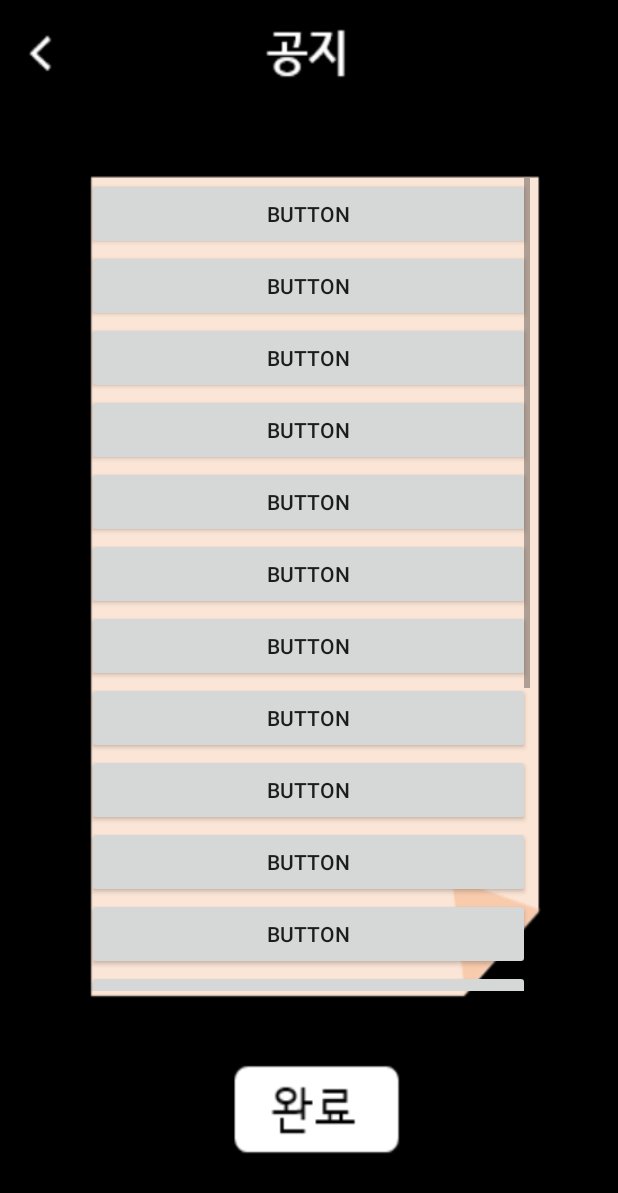
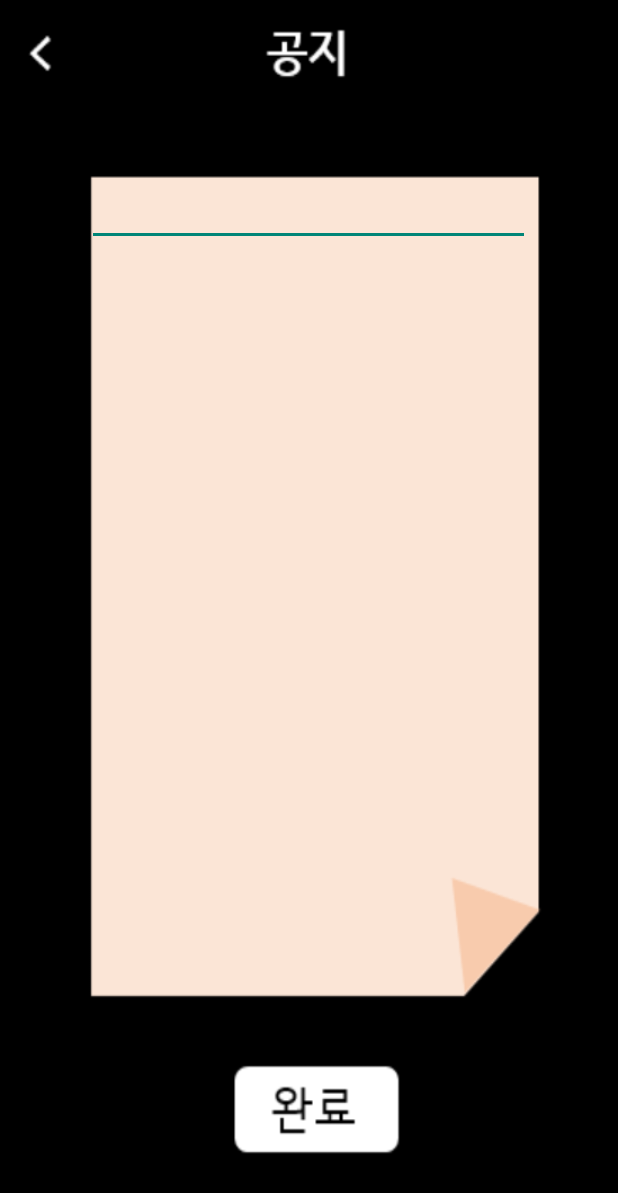
Before and after one commit to FireProject/Kotlin, an Android app: the layout activity_notice.xml on its own in the app's theme, with its tools: preview values and no code run, on a phone screen of 412 x 824 dp. Shown: the top 1193 px of the screen. Run offline under Robolectric (Android 15) with nearby library versions, the phone set to English and light mode, and no system bars.

Commit message:
03/22 : PPT11(공지) 완성
- 공지 완성
- 굳이 뒤로가기 버튼이 있어야하는지 의문입니다.

```diff
--- a/app/src/main/AndroidManifest.xml
+++ b/app/src/main/AndroidManifest.xml
@@ -26,7 +26,8 @@
         <activity android:name=".RegisterActivity" />
         <activity android:name=".LoginActivity" />
         <activity android:name=".AddChatRoomActivity" />
-        <activity android:name=".NoticeActivity"></activity>
+        <activity android:name=".NoticeActivity"
+            android:windowSoftInputMode="adjustPan"></activity>
     </application>
 
 </manifest>
--- a/app/src/main/java/com/example/BurningUp/NoticeActivity.kt
+++ b/app/src/main/java/com/example/BurningUp/NoticeActivity.kt
@@ -1,20 +1,71 @@
 package com.example.BurningUp
 
+import android.content.Intent
 import androidx.appcompat.app.AppCompatActivity
 import android.os.Bundle
+import android.util.DisplayMetrics
+import android.util.Log
+import android.util.TypedValue
+import android.util.TypedValue.COMPLEX_UNIT_PX
 import com.example.BurningUp.databinding.ActivityAddChatRoomBinding
 import com.example.BurningUp.databinding.ActivityLoginBinding
 import com.example.BurningUp.databinding.ActivityNoticeBinding
+import com.google.firebase.auth.FirebaseAuth
 
 class NoticeActivity : AppCompatActivity()
 {
     private var mBinding: ActivityNoticeBinding? = null
     private val binding get() = mBinding!!
 
+    companion object
+    {
+        var device_width : Float = 0f
+        var device_height : Float = 0f
+    }
+
     override fun onCreate(savedInstanceState: Bundle?)
     {
         super.onCreate(savedInstanceState)
         mBinding = ActivityNoticeBinding.inflate(layoutInflater)
         setContentView(binding.root)
+
+        GetResolution()
+        InitializeTextSize()
+        ReturnChatRoom()
+    }
+
+    //exp : 해상도를 얻는 Method
+    //ref : https://www.androidhuman.com/2016-07-10-kotlin_companion_object
+    //TODO :
+    // 지금은 아직 사용할 일이 없어서 NoticeActivity에 선언했지만 , 어플이 시작되면
+    // 바로 해상도를 구해와야 하기 때문에 가장 첫 페에지인 SplashActivity에 추가해야 할 듯 합니다.
+    fun GetResolution()
+    {
+        val display = windowManager.defaultDisplay
+        val outMetrics = DisplayMetrics()
+        display.getRealMetrics(outMetrics)
+
+        var density = resources.displayMetrics.density
+        device_height = outMetrics.heightPixels / density
+        device_width = outMetrics.widthPixels / density
+        //Log.d("jiwon" , device_width.toString() + " " +device_height.toString())
+    }
+
+    fun InitializeTextSize()
+    {
+        val DIVIDE_WIDTH = 15
+        var text_size = device_width / DIVIDE_WIDTH
+        binding.etMultiNote.setTextSize(TypedValue.COMPLEX_UNIT_DIP , text_size.toFloat())
+        //Log.d("jiwon" , text_size.toString())
+    }
+
+    //TODO : 지금은 AddChatRoomActivity로 돌아가지만 추후에는 ChatRoomActivity로
+    fun ReturnChatRoom()
+    {
+        binding.btnReturnChatroom.setOnClickListener {
+            val intent = Intent(this, AddChatRoomActivity::class.java);
+            startActivity(intent)
+        }
+
     }
 }
--- a/app/src/main/res/layout/activity_notice.xml
+++ b/app/src/main/res/layout/activity_notice.xml
@@ -34,96 +34,15 @@
                 android:layout_height="wrap_content"
                 android:orientation="vertical">
 
-                <Button
-                    android:id="@+id/button1"
+                <EditText
+                    android:id="@+id/et_multi_note"
                     android:layout_width="match_parent"
                     android:layout_height="wrap_content"
-                    android:text="Button" />
-                <Button
-                    android:id="@+id/button2"
-                    android:layout_width="match_parent"
-                    android:layout_height="wrap_content"
-                    android:text="Button" /><Button
-                android:id="@+id/button3"
-                android:layout_width="match_parent"
-                android:layout_height="wrap_content"
-                android:text="Button" /><Button
-                android:id="@+id/button4"
-                android:layout_width="match_parent"
-                android:layout_height="wrap_content"
-                android:text="Button" />
-                <Button
-                    android:id="@+id/button5"
-                    android:layout_width="match_parent"
-                    android:layout_height="wrap_content"
-                    android:text="Button" /><Button
-                android:id="@+id/button6"
-                android:layout_width="match_parent"
-                android:layout_height="wrap_content"
-                android:text="Button" /><Button
-                android:id="@+id/button7"
-                android:layout_width="match_parent"
-                android:layout_height="wrap_content"
-                android:text="Button" /><Button
-                android:id="@+id/button8"
-                android:layout_width="match_parent"
-                android:layout_height="wrap_content"
-                android:text="Button" /><Button
-                android:id="@+id/button9"
-                android:layout_width="match_parent"
-                android:layout_height="wrap_content"
-                android:text="Button" />
-                <Button
-                    android:id="@+id/button13"
-                    android:layout_width="match_parent"
-                    android:layout_height="wrap_content"
-                    android:text="Button" />
-                <Button
-                    android:id="@+id/button23"
-                    android:layout_width="match_parent"
-                    android:layout_height="wrap_content"
-                    android:text="Button" />
-                <Button
-                    android:id="@+id/button33"
-                    android:layout_width="match_parent"
-                    android:layout_height="wrap_content"
-                    android:text="Button" />
-                <Button
-                    android:id="@+id/button43"
-                    android:layout_width="match_parent"
-                    android:layout_height="wrap_content"
-                    android:text="Button" />
-                <Button
-                    android:id="@+id/button53"
-                    android:layout_width="match_parent"
-                    android:layout_height="wrap_content"
-                    android:text="Button" />
-                <Button
-                    android:id="@+id/button63"
-                    android:layout_width="match_parent"
-                    android:layout_height="wrap_content"
-                    android:text="Button" />
-                <Button
-                    android:id="@+id/button73"
-                    android:layout_width="match_parent"
-                    android:layout_height="wrap_content"
-                    android:text="Button" />
-                <Button
-                    android:id="@+id/button83"
-                    android:layout_width="match_parent"
-                    android:layout_height="wrap_content"
-                    android:text="Button" />
-                <Button
-                    android:id="@+id/button93"
-                    android:layout_width="match_parent"
-                    android:layout_height="wrap_content"
-                    android:text="Button" />
-
-
-
-
-
-
+                    android:ems="10"
+                    android:gravity="start|top"
+                    android:inputType="textMultiLine"
+                    android:lineSpacingMultiplier="1.5"
+                    />
 
             </LinearLayout>
         </ScrollView>
@@ -152,7 +71,7 @@
             android:layout_weight="1" />
 
         <Button
-            android:id="@+id/button"
+            android:id="@+id/btn_return_chatroom"
             android:layout_width="0dp"
             android:layout_height="match_parent"
             android:layout_weight="0.7"
```
